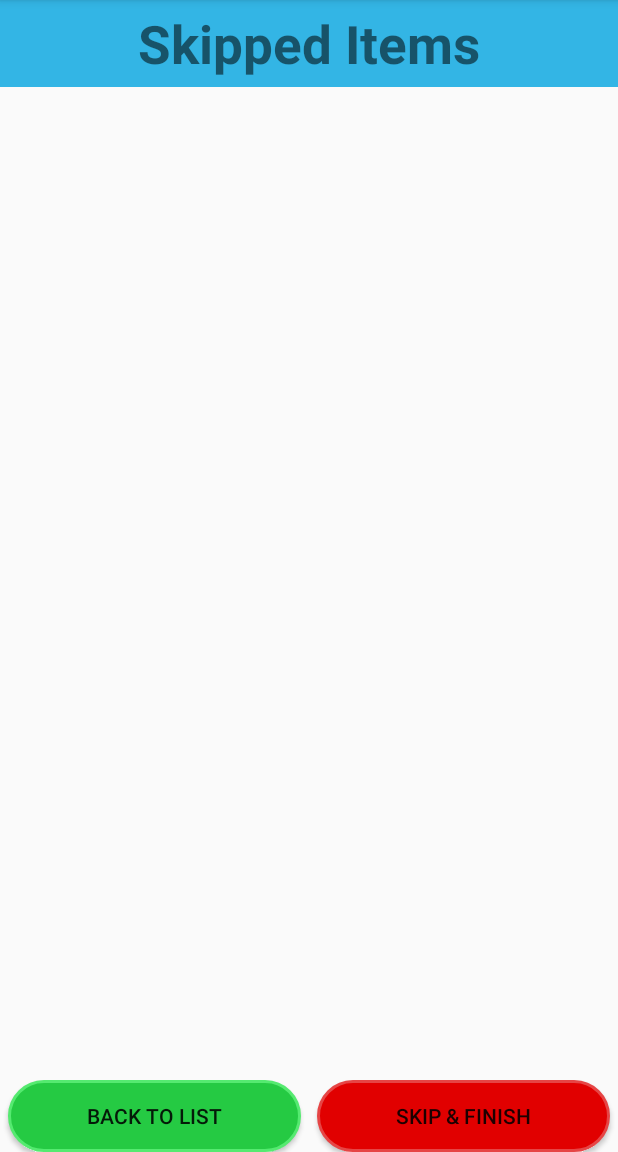
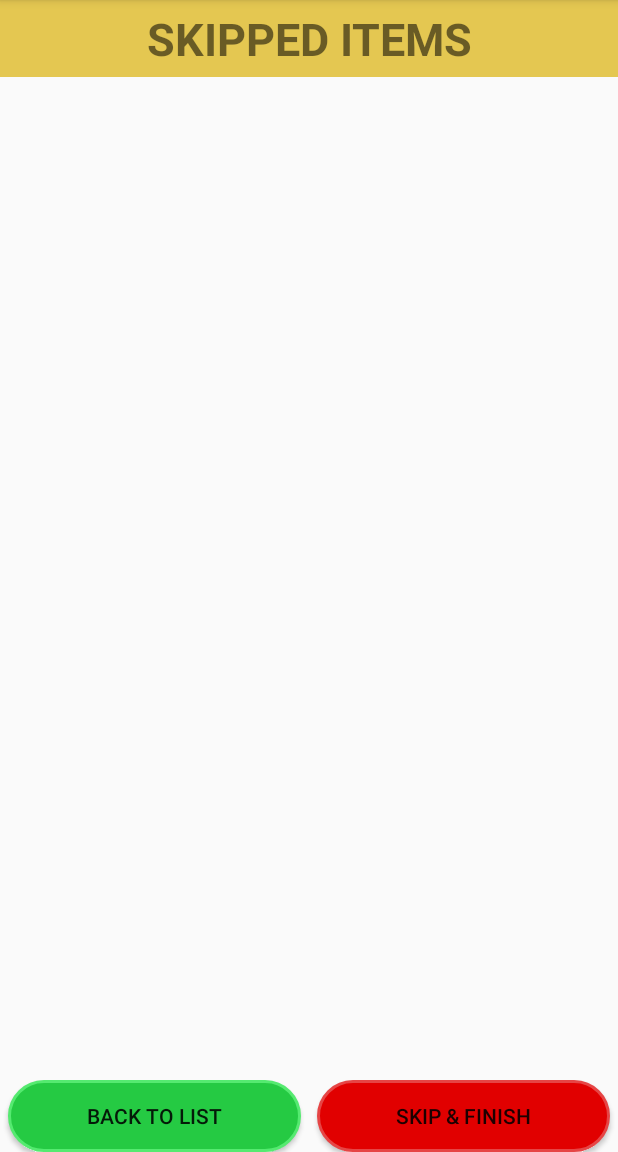
Before and after one commit to rahulrainaaa/TestApp, an Android app: the SummaryActivity screen opened directly, with no data from a screen before it, on a phone screen of 412 x 824 dp, the part 84-1236 px from its top. Run offline under Robolectric (Android 15) with nearby library versions, the phone set to English and light mode, and no system bars.

Commit message:
Initial Commit

```diff
--- a/app/src/main/res/layout/activity_summary.xml
+++ b/app/src/main/res/layout/activity_summary.xml
@@ -7,12 +7,12 @@
         android:id="@+id/textView2"
         android:layout_width="match_parent"
         android:layout_height="wrap_content"
-        android:background="@android:color/holo_blue_light"
+        android:background="#e4c751"
         android:gravity="center"
         android:paddingBottom="5dp"
         android:paddingTop="5dp"
-        android:text="Skipped Items"
-        android:textSize="35dp"
+        android:text="SKIPPED ITEMS"
+        android:textSize="30dp"
         android:textStyle="bold" />
 
     <ListView
```
Also changed, not shown: app/src/main/res/layout/list_picklist_item.xml (added, +19 -0 lines).
